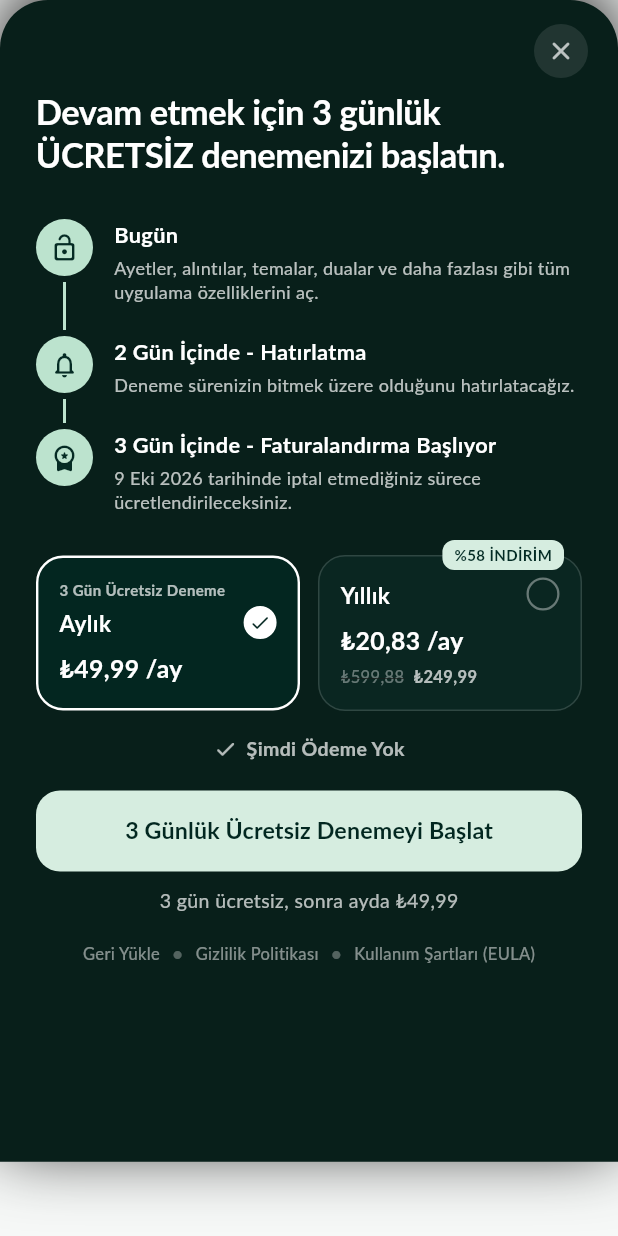
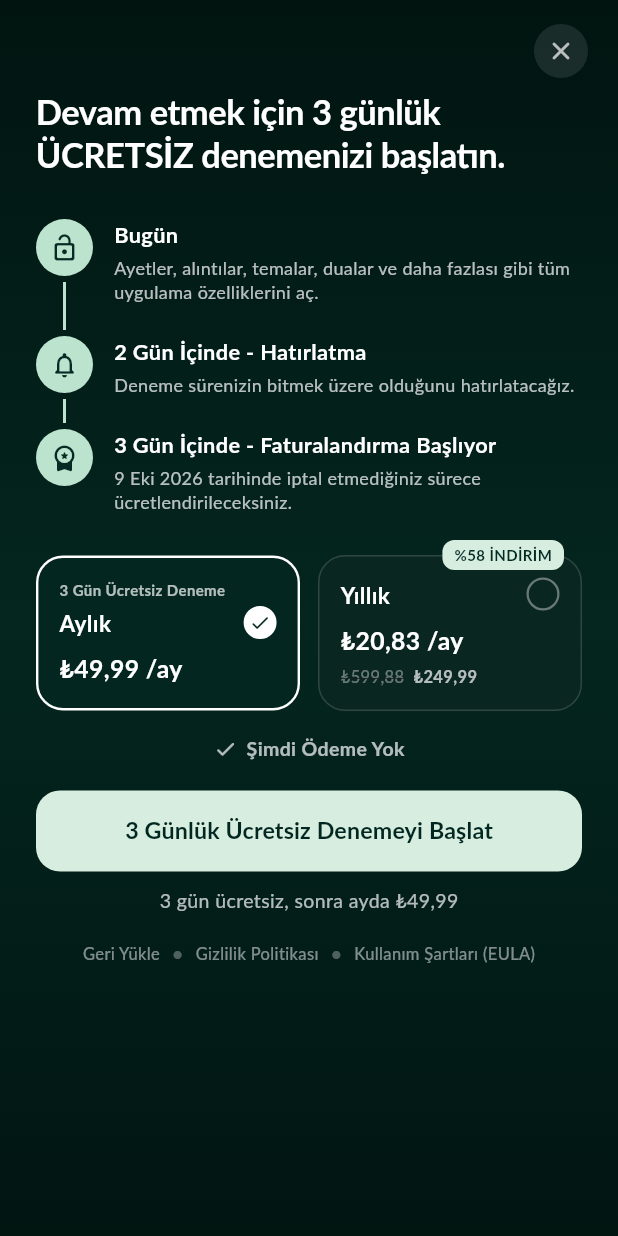
Before and after one commit to smhisk2456-commits/beyan-app, a Flutter app: the OnboardingTrialPaywallScreen screen opened directly, on a phone screen of 412 x 824 dp. Run offline on Flutter 3.47's test engine with Material 3 defaults, Android fonts, the phone set to English and light mode, and no system bars; our stand-ins replace adhan, audioplayers, flutter_compass, flutter_local_notifications, flutter_riverpod, flutter_timezone and 8 more; missing offline and left inert: home_widget, workmanager; accounts and stored records are empty; network calls fail; statements that could not run were skipped.

Commit message:
fix: paywall ve acilis ekranini tam ekran yap, kenarlardaki beyazliklari kaldir

```diff
--- a/lib/features/monetization/screens/onboarding_trial_paywall_screen.dart
+++ b/lib/features/monetization/screens/onboarding_trial_paywall_screen.dart
@@ -24,15 +24,20 @@ class OnboardingTrialPaywallScreen extends ConsumerStatefulWidget {
     bool isDismissible = true,
     VoidCallback? onDismiss,
   }) {
-    return showModalBottomSheet(
-      context: context,
-      isScrollControlled: true,
-      backgroundColor: Colors.transparent,
-      enableDrag: isDismissible,
-      isDismissible: isDismissible,
-      builder: (_) => OnboardingTrialPaywallScreen(
+    return Navigator.of(context).push(
+      PageRouteBuilder(
+        opaque: true,
+        pageBuilder: (context, animation, secondaryAnimation) =>
+            OnboardingTrialPaywallScreen(
           isDismissible: isDismissible,
           onDismiss: onDismiss,
+        ),
+        transitionsBuilder: (context, animation, secondaryAnimation, child) {
+          return FadeTransition(
+            opacity: animation,
+            child: child,
+          );
+        },
       ),
     );
   }
@@ -127,23 +132,23 @@ class _OnboardingTrialPaywallScreenState
     final billingDateFormatted =
         DateFormat('d MMM yyyy', 'tr_TR').format(billingStartDate);
 
-    return Container(
-      constraints: BoxConstraints(
-        maxHeight: MediaQuery.of(context).size.height * 0.94,
+    return Scaffold(
+      backgroundColor: const Color(0xFF021612),
+      body: Container(
+        width: double.infinity,
+        height: double.infinity,
+        decoration: const BoxDecoration(
+          gradient: LinearGradient(
+            colors: [
+              Color(0xFF011410),
+              Color(0xFF04261F),
+              Color(0xFF011511),
+            ],
+            begin: Alignment.topCenter,
+            end: Alignment.bottomCenter,
           ),
-      decoration: const BoxDecoration(
-        color: Color(0xFF081F1A),
-        borderRadius: BorderRadius.vertical(top: Radius.circular(32)),
-        boxShadow: [
-          BoxShadow(
-            color: Colors.black87,
-            blurRadius: 40,
-            offset: Offset(0, -10),
-          ),
-        ],
         ),
         child: SafeArea(
-        top: false,
           child: Column(
             children: [
             // ── Üst Kapatma Çubuğu ───────────────────────────────────────────
@@ -349,6 +354,7 @@ class _OnboardingTrialPaywallScreenState
               ),
             ),
           ],
+        ),
       ),
     ),
   );
```
Also changed, not shown: 4 other files. Lines whose indentation alone changed are shown as unchanged.
